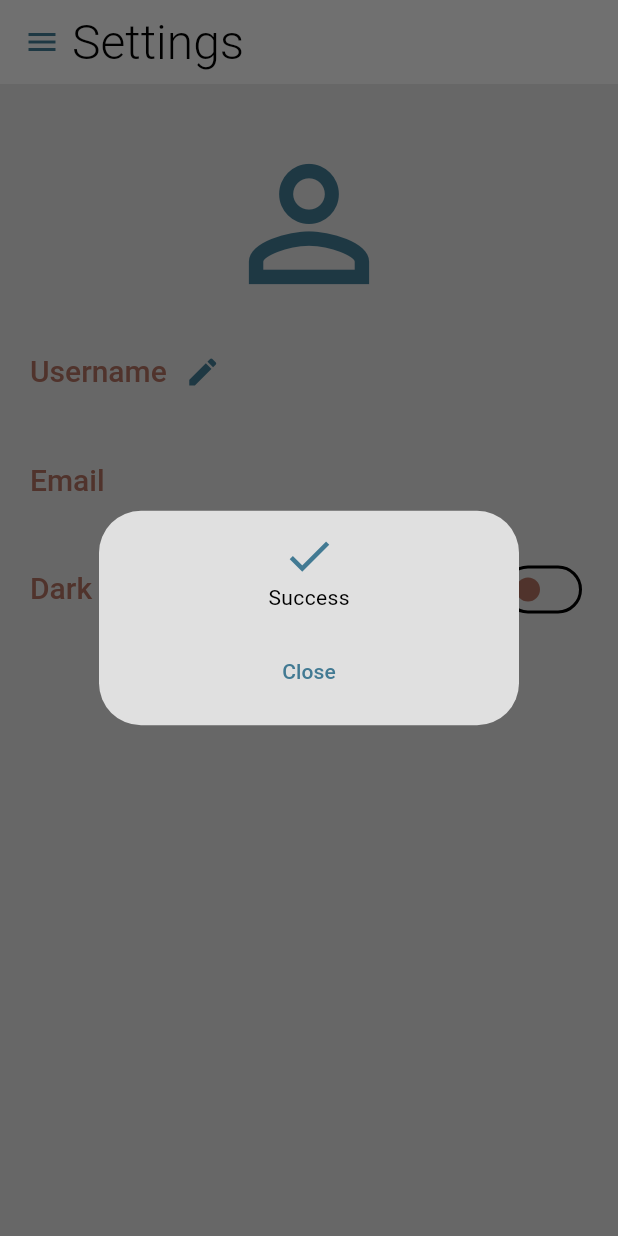
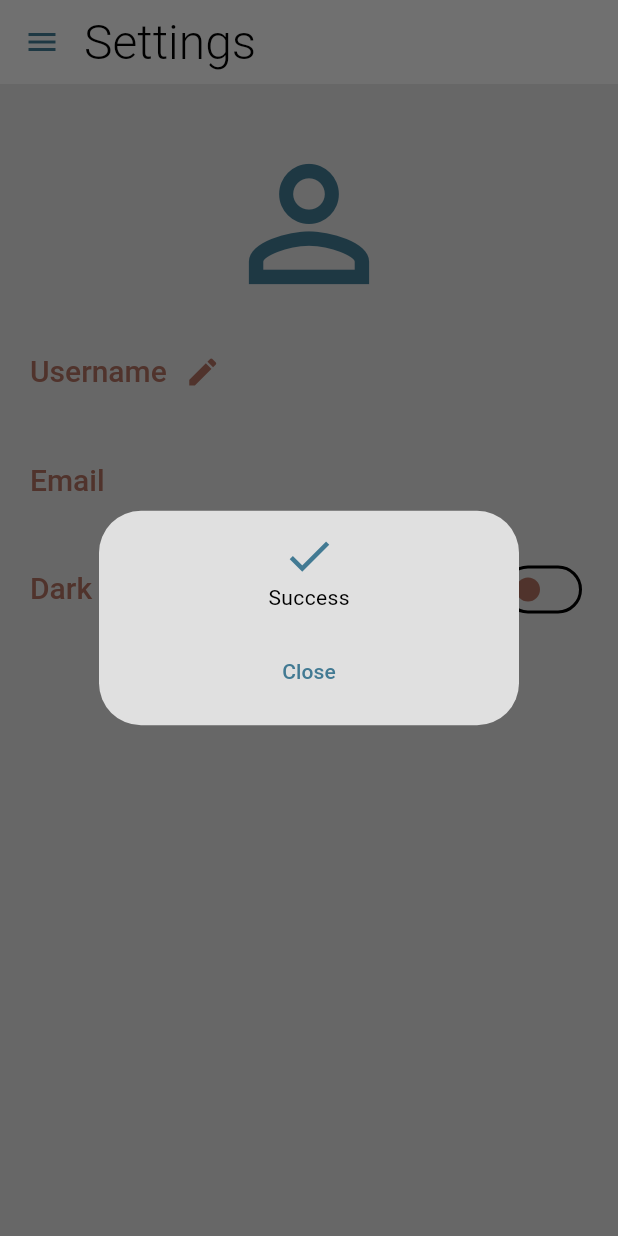
Before and after one commit to Ceren-Canbaz/chat, a Flutter app: the SettingsPage screen opened directly with empty values, after a tap on the "edit" icon, after a tap on the "done" icon, on a phone screen of 412 x 824 dp. Run offline on Flutter 3.47's test engine with Material 3 defaults, Android fonts, the phone set to English and light mode, and no system bars; our stand-ins replace bloc, cloud_firestore, dartz, equatable, firebase_auth, firebase_core and 7 more; missing offline and left inert: dart:ffi, svg_flutter; accounts and stored records are empty; network calls fail.

```diff
--- a/lib/core/widgets/custom_appbar.dart
+++ b/lib/core/widgets/custom_appbar.dart
@@ -9,8 +9,7 @@ class CustomAppBar {
   }) {
     return AppBar(
       elevation: 0,
-      centerTitle: true,
-      titleSpacing: -8,
+      titleSpacing: 0,
       backgroundColor: Theme.of(context).colorScheme.background,
       shadowColor: Theme.of(context).colorScheme.background,
       foregroundColor: Theme.of(context).colorScheme.primary,
--- a/lib/features/chat/presentation/chat_page.dart
+++ b/lib/features/chat/presentation/chat_page.dart
@@ -46,7 +46,7 @@ class ChatPage extends StatelessWidget {
                             Icon(
                               Icons.person_outline,
                               color: Theme.of(context).colorScheme.primary,
-                              size: 54,
+                              size: 34,
                             ),
                           ],
                         ),
@@ -61,7 +61,7 @@ class ChatPage extends StatelessWidget {
                             Icon(
                               Icons.person_outline,
                               color: Theme.of(context).colorScheme.primary,
-                              size: 54,
+                              size: 34,
                             ),
                           ],
                         ),
--- a/lib/features/settings/presentation/widgets/information_text.dart
+++ b/lib/features/settings/presentation/widgets/information_text.dart
@@ -51,7 +51,7 @@ class _InformationTextFieldState extends State<InformationTextField> {
                 },
                 icon: Icon(
                   Icons.edit,
-                  color: Theme.of(context).colorScheme.primary,
+                  color: Theme.of(context).colorScheme.secondary,
                 ),
               ),
           ],
```
